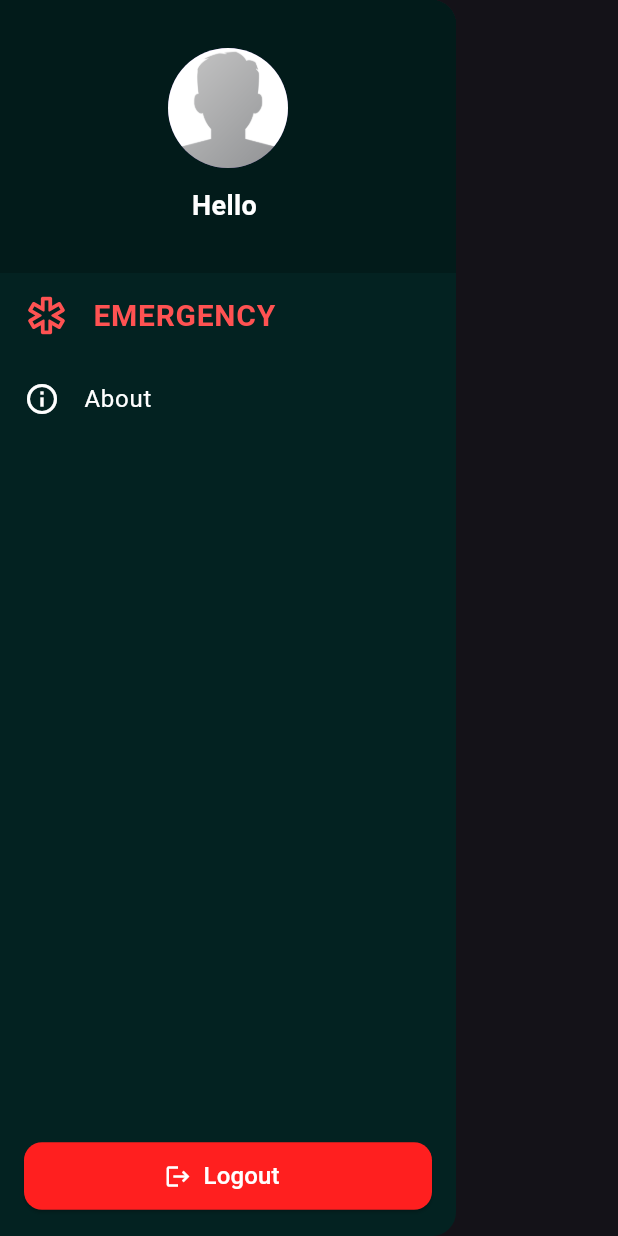
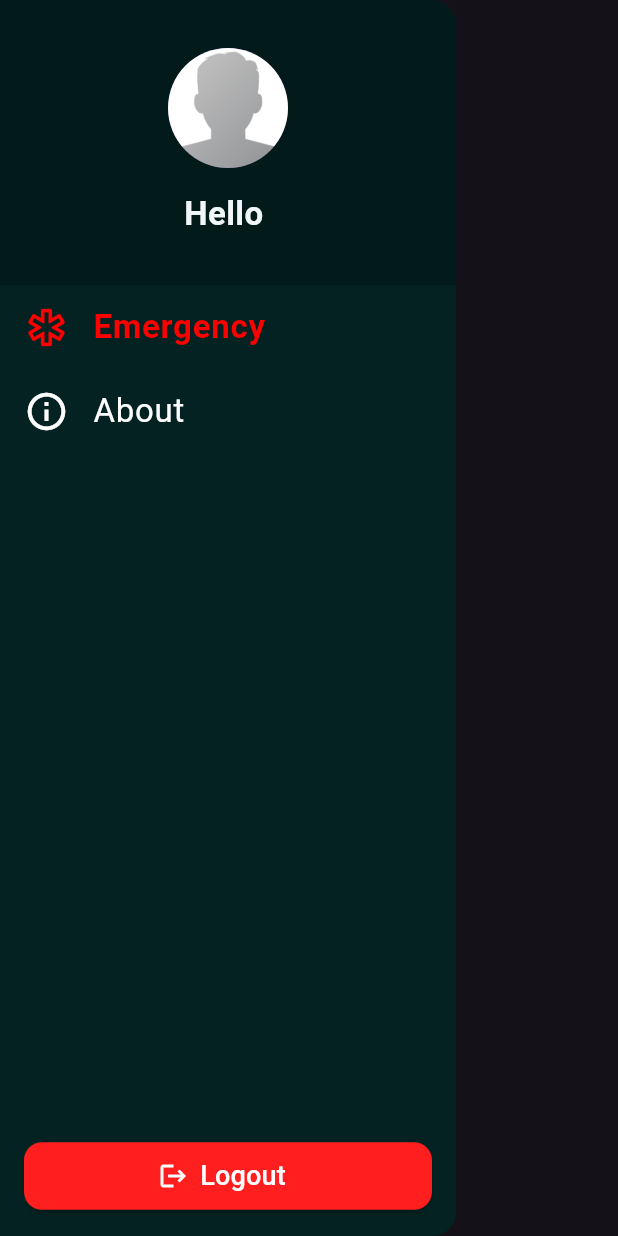
Before and after one commit to syigen/safe-app, a Flutter app: the AppDrawer widget shown alone on an empty page, opened directly with empty values, on a phone screen of 412 x 824 dp. Run offline on Flutter 3.47's test engine with Material 3 defaults, Android fonts, the phone set to English and light mode, and no system bars; our stand-ins replace dotted_border, flutter_dotenv, flutter_riverpod, fluttertoast, geocoding, google_maps_flutter and 5 more; missing offline and left inert: app_settings, dart:ffi; accounts and stored records are empty; network calls fail.

Commit message:
fix minor bugs in app_drawer.dart

```diff
--- a/lib/widgets/app_drawer.dart
+++ b/lib/widgets/app_drawer.dart
@@ -87,12 +87,12 @@ class AppDrawerState extends ConsumerState<AppDrawer> {
                                     radius: 40,
                                     backgroundImage: AssetImage('assets/user/default.png'),
                                   ),
-                                  const SizedBox(height: 12),
+                                  const SizedBox(height: 15),
                                   Text(
                                     'Hello $fullName',
                                     style: const TextStyle(
-                                      color: Colors.white,
-                                      fontSize: 18,
+                                      color: Color(0xFFF1F7F6),
+                                      fontSize: 22,
                                       fontWeight: FontWeight.bold,
                                     ),
                                   ),
@@ -110,18 +110,18 @@ class AppDrawerState extends ConsumerState<AppDrawer> {
               ),
             ),
             ListTile(
-              leading: const Icon(Icons.emergency_outlined, color: Colors.redAccent, size: 30),
+              leading: const Icon(Icons.emergency_outlined, color: Color(0xFFFF0000), size: 30),
               title: const Text(
-                'EMERGENCY',
-                style: TextStyle(color: Colors.redAccent, fontSize: 20, fontWeight: FontWeight.bold),
+                'Emergency',
+                style: TextStyle(color: Color(0xFFFF0000), fontSize: 22, fontWeight: FontWeight.bold),
               ),
               onTap: () {
                 Navigator.pop(context);
               },
             ),
             ListTile(
-              leading: const Icon(Icons.info_outline, color: Colors.white),
-              title: const Text('About', style: TextStyle(color: Colors.white)),
+              leading: const Icon(Icons.info_outline, color: Colors.white, size: 30),
+              title: const Text('About', style: TextStyle(color: Colors.white, fontSize: 22)),
               onTap: () {
                 Navigator.pop(context);
               },
@@ -134,8 +134,8 @@ class AppDrawerState extends ConsumerState<AppDrawer> {
                   data: (isAdmin) {
                     return isAdmin
                         ? ListTile(
-                      leading: const Icon(Icons.settings, color: Colors.white),
-                      title: const Text('Admin', style: TextStyle(color: Colors.white)),
+                      leading: const Icon(Icons.settings, color: Colors.white, size: 30),
+                      title: const Text('Admin', style: TextStyle(color: Colors.white, fontSize: 22)),
                       onTap: () {
                         Navigator.push(
                           context,
@@ -160,12 +160,12 @@ class AppDrawerState extends ConsumerState<AppDrawer> {
                   Navigator.pop(context);
                   widget.onLogout(context);
                 },
-                icon: const Icon(Icons.logout, color: Colors.white),
+                icon: const Icon(Icons.logout, color: Colors.white, size: 20,),
                 label: const Text(
                   'Logout',
                   style: TextStyle(
-                    color: Colors.white,
-                    fontSize: 16,
+                    color: Color(0xFFFFFFFF ),
+                    fontSize: 18,
                   ),
                 ),
                 style: ElevatedButton.styleFrom(
```
